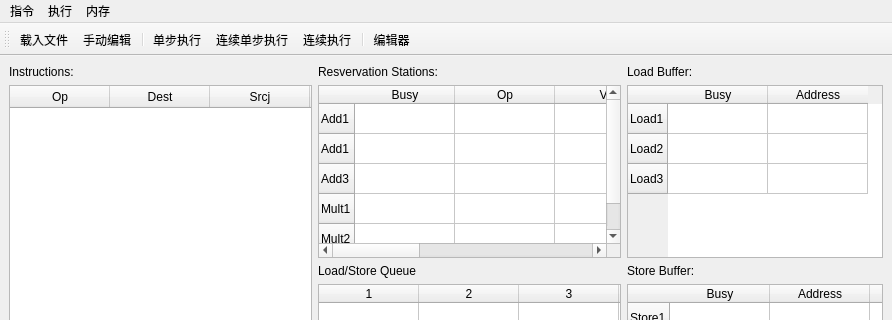
Qt form ui/mainwindow.ui (npbool/Tomasulo) before a commit; both pictures show x 0 to 892 and y 0 to 320 of the 892 by 668 pixel window.
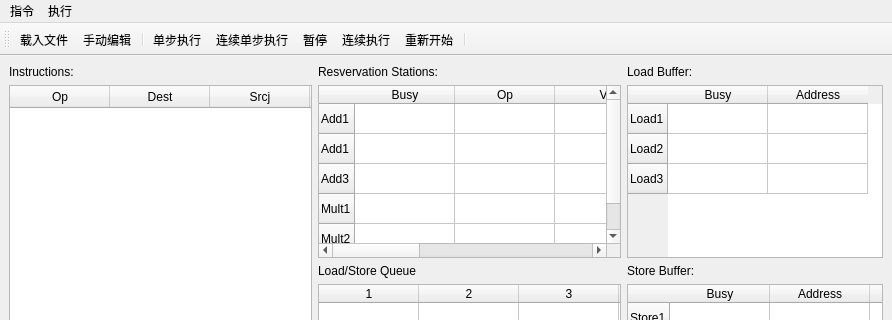
The same form after that commit. Icons and pictures are not drawn.

```diff
--- a/ui/mainwindow.ui
+++ b/ui/mainwindow.ui
@@ -578,16 +578,10 @@
     <addaction name="actStep"/>
     <addaction name="actMultStep"/>
     <addaction name="actRun"/>
-   </widget>
-   <widget class="QMenu" name="menu_3">
-    <property name="title">
-     <string>内存</string>
-    </property>
-    <addaction name="actMem"/>
+    <addaction name="actRestart"/>
    </widget>
    <addaction name="menu"/>
    <addaction name="menu_2"/>
-   <addaction name="menu_3"/>
   </widget>
   <widget class="QStatusBar" name="statusbar"/>
   <widget class="QToolBar" name="toolBar">
@@ -611,9 +605,10 @@
    <addaction name="separator"/>
    <addaction name="actStep"/>
    <addaction name="actMultStep"/>
+   <addaction name="actPause"/>
    <addaction name="actRun"/>
+   <addaction name="actRestart"/>
    <addaction name="separator"/>
-   <addaction name="actMem"/>
   </widget>
   <action name="actLoad">
    <property name="icon">
@@ -672,6 +667,30 @@
     <string>编辑器</string>
    </property>
   </action>
+  <action name="actRestart">
+   <property name="icon">
+    <iconset resource="res.qrc">
+     <normaloff>:/icon/restart.png</normaloff>:/icon/restart.png</iconset>
+   </property>
+   <property name="text">
+    <string>重新开始</string>
+   </property>
+   <property name="toolTip">
+    <string>重新开始</string>
+   </property>
+  </action>
+  <action name="actPause">
+   <property name="icon">
+    <iconset resource="res.qrc">
+     <normaloff>:/icon/pause.png</normaloff>:/icon/pause.png</iconset>
+   </property>
+   <property name="text">
+    <string>暂停</string>
+   </property>
+   <property name="toolTip">
+    <string>暂停</string>
+   </property>
+  </action>
  </widget>
  <tabstops>
   <tabstop>edtMemAddr</tabstop>
```
Left out of the diff: 1 changed line with no effect on the pictures.
